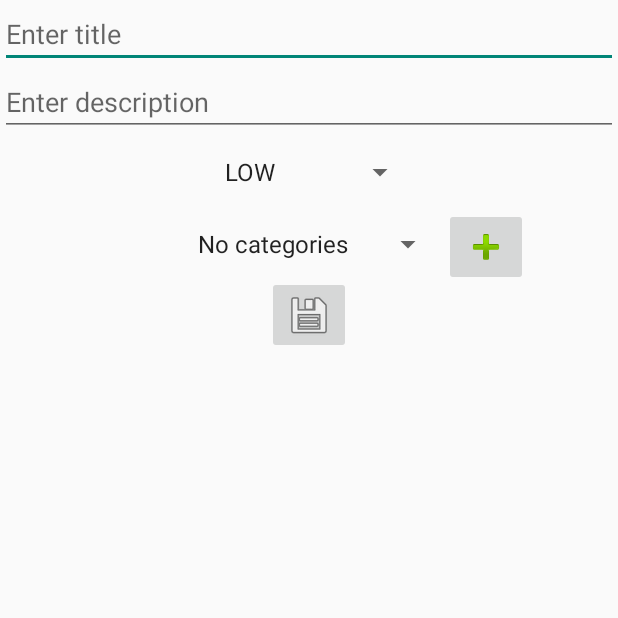
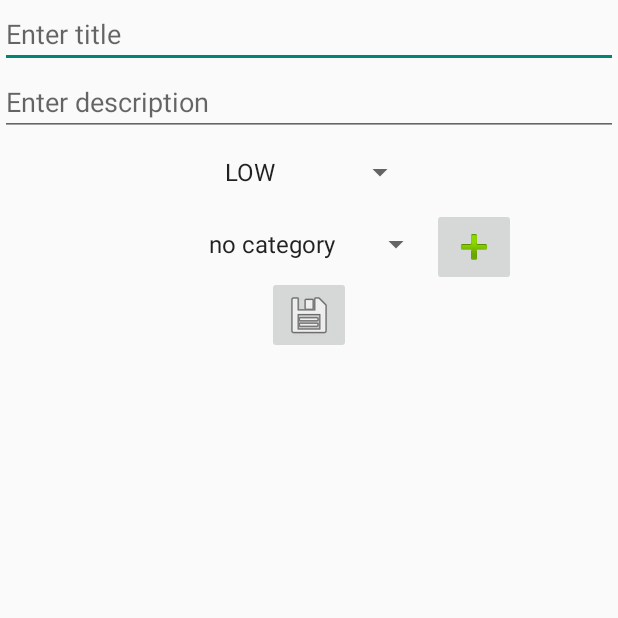
Before and after one commit to VSharkO/TaskieWithRoom, an Android app: the screen it shows after launch (NewTaskActivity), after a tap on an icon or button, on a phone screen of 412 x 824 dp, the top half of it. Run offline under Robolectric (Android 15) with nearby library versions, the phone set to English and light mode, and no system bars; our stand-ins replace ButterKnife, Room's generated code.

```diff
--- a/app/src/main/java/ada/osc/taskie/view/NewTaskActivity.java
+++ b/app/src/main/java/ada/osc/taskie/view/NewTaskActivity.java
@@ -33,7 +33,7 @@ public class NewTaskActivity extends AppCompatActivity {
 	@BindView(R.id.edittext_newtask_newcategory) EditText mNewCategory;
 	private TaskDao mTaskDao;
 	private CategoriesDao mCategoriesDao;
-	private final TaskCategory initialCategory = new TaskCategory("No categories");
+	private final TaskCategory initialCategory = new TaskCategory("no category");
 	boolean isAddNewCategory;
 	SharedPreferences sharedPref;
 
@@ -49,11 +49,9 @@ public class NewTaskActivity extends AppCompatActivity {
 	}
 
 	private void setUpCategorySpinnerSource() {
-		if(mCategoriesDao.getAllCategories().size()==0){
+		if(mCategoriesDao.getAllCategories().size()==0)
 			mCategoriesDao.insert(initialCategory);
-		}else{
-			mCategoriesDao.delete(initialCategory);
-		}
+
 		mCategoriesEntry.setAdapter(
 				new ArrayAdapter<>(
 						this, android.R.layout.simple_list_item_1, mCategoriesDao.getAllCategories())
```
